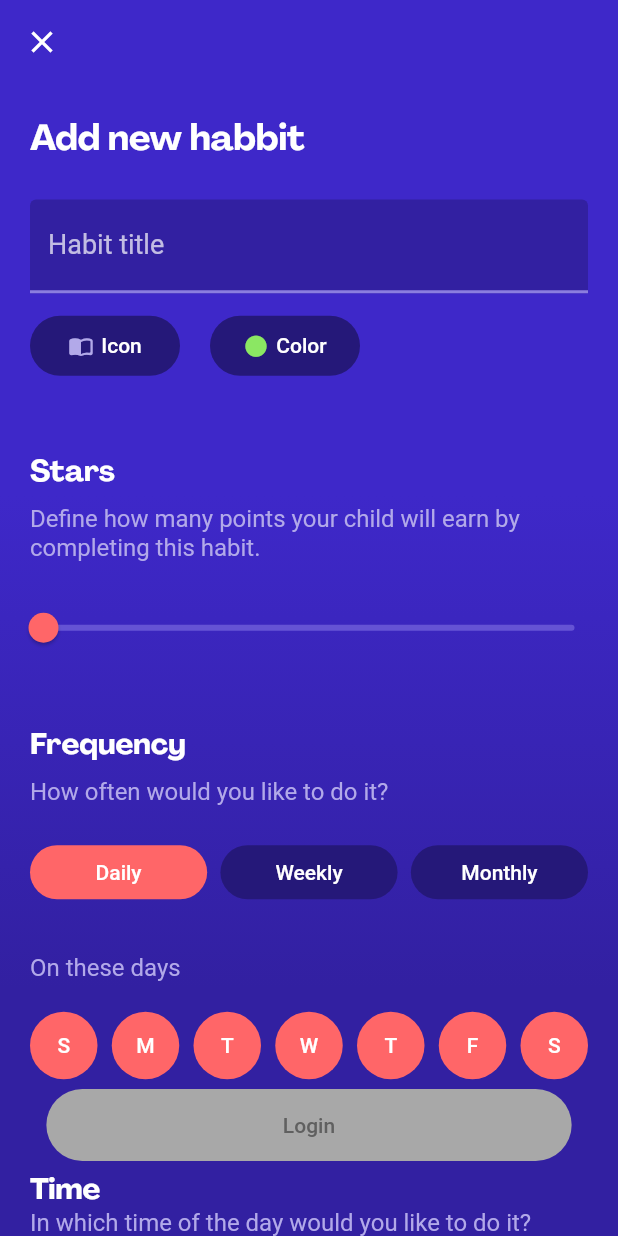
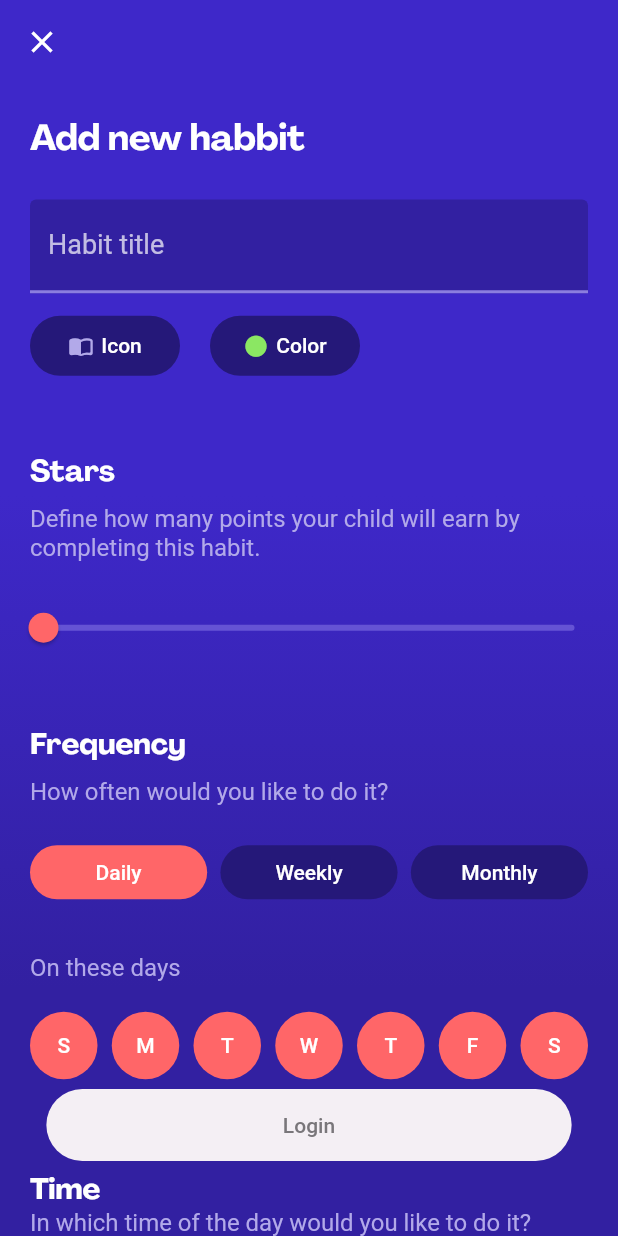
Before and after one commit to luisurruela/habitos, a Flutter app: the CreateHabitScreen screen opened directly, on a phone screen of 412 x 824 dp. Run offline on Flutter 3.47's test engine with Material 2 defaults, Android fonts, the phone set to English and light mode, and no system bars; drawn by our look-alikes of syncfusion_flutter_sliders; our stand-ins replace cloud_firestore, firebase_auth, firebase_core, flutter_speed_dial, flutter_spinkit, persistent_bottom_nav_bar and 1 more; missing offline and left inert: flutter_onboard, weekly_date_picker; accounts and stored records are empty.

Commit message:
Added creation habit feature

```diff
--- /dev/null
+++ b/lib/models/habit_model.dart
@@ -0,0 +1,43 @@
+class Habit {
+  final String? id;
+  final String title;
+  final int icon;
+  final int color;
+  final int points;
+  final Map frecuency;
+  final Map days;
+  final Map daysPerWeek;
+  final Map daysPerMonth;
+  final Map time;
+  final String? status;
+  final String childId;
+
+  const Habit(
+      {this.id,
+      required this.title,
+      required this.icon,
+      required this.color,
+      required this.points,
+      required this.frecuency,
+      required this.days,
+      required this.daysPerWeek,
+      required this.daysPerMonth,
+      required this.time,
+      required this.status,
+      required this.childId});
+
+  Map<String, dynamic> toJson() => {
+        'id': id,
+        'title': title,
+        'icon': icon,
+        'color': color,
+        'points': points,
+        'frecuency': frecuency,
+        'days': days,
+        'daysPerWeek': daysPerWeek,
+        'daysPerMonth': daysPerMonth,
+        'time': time,
+        'status': status,
+        'childId': childId
+      };
+}
--- a/lib/widgets/habits_widgets.dart
+++ b/lib/widgets/habits_widgets.dart
@@ -89,35 +89,35 @@ class WeekWidget extends StatelessWidget {
         children: [
           SecondaryButton(
             title: '1',
-            isActive: data[1],
+            isActive: data['1'],
             value: '1',
             callback: callback,
             elementsCount: data.length,
           ),
           SecondaryButton(
             title: '2',
-            isActive: data[2],
+            isActive: data['2'],
             value: '2',
             callback: callback,
             elementsCount: data.length,
           ),
           SecondaryButton(
             title: '3',
-            isActive: data[3],
+            isActive: data['3'],
             value: '3',
             callback: callback,
             elementsCount: data.length,
           ),
           SecondaryButton(
             title: '4',
-            isActive: data[4],
+            isActive: data['4'],
             value: '4',
             callback: callback,
             elementsCount: data.length,
           ),
           SecondaryButton(
             title: '5',
-            isActive: data[5],
+            isActive: data['5'],
             value: '5',
             callback: callback,
             elementsCount: data.length,
@@ -143,21 +143,21 @@ class MonthsWidget extends StatelessWidget {
         children: [
           SecondaryButton(
             title: '1',
-            isActive: data[1],
+            isActive: data['1'],
             callback: callback,
             value: '1',
             elementsCount: data.length,
           ),
           SecondaryButton(
             title: '2',
-            isActive: data[2],
+            isActive: data['2'],
             callback: callback,
             value: '2',
             elementsCount: data.length,
           ),
           SecondaryButton(
             title: '3',
-            isActive: data[3],
+            isActive: data['3'],
             callback: callback,
             value: '3',
             elementsCount: data.length,
@@ -250,7 +250,7 @@ class SecondaryButton extends StatelessWidget {
 }
 
 class SliderWidget extends StatelessWidget {
-  final double currentValue;
+  final int currentValue;
   final Function callback;
   const SliderWidget(
       {Key? key, required this.currentValue, required this.callback})
@@ -280,8 +280,11 @@ class SliderWidget extends StatelessWidget {
 }
 
 class SubmitButton extends StatelessWidget {
+  final Function callback;
   final bool validation;
-  const SubmitButton({Key? key, required this.validation}) : super(key: key);
+  const SubmitButton(
+      {Key? key, required this.validation, required this.callback})
+      : super(key: key);
 
   @override
   Widget build(BuildContext context) {
@@ -296,17 +299,16 @@ class SubmitButton extends StatelessWidget {
               backgroundColor: validation
                   ? MaterialStateProperty.all<Color>(
                       const Color.fromRGBO(218, 240, 75, 1))
-                  : MaterialStateProperty.all<Color>(
-                      const Color.fromARGB(255, 168, 168, 168)),
+                  : MaterialStateProperty.all<Color>(const Color(0xFFF4EFF4)),
               shape: MaterialStateProperty.all<RoundedRectangleBorder>(
                   const RoundedRectangleBorder(
                       borderRadius: BorderRadius.all(Radius.circular(30))))),
-          onPressed: null,
+          onPressed: validation ? () => callback() : null,
           child: Text('Login',
               style: TextStyle(
                   color: validation
                       ? const Color.fromRGBO(12, 8, 40, 1)
-                      : const Color.fromARGB(255, 96, 96, 96)))),
+                      : const Color(0xFF79767A)))),
     );
   }
 }
```
Also changed, not shown: lib/screens/create_habit_screen.dart (+58 -13 lines), lib/services/firebase.dart (+7 -3 lines).
